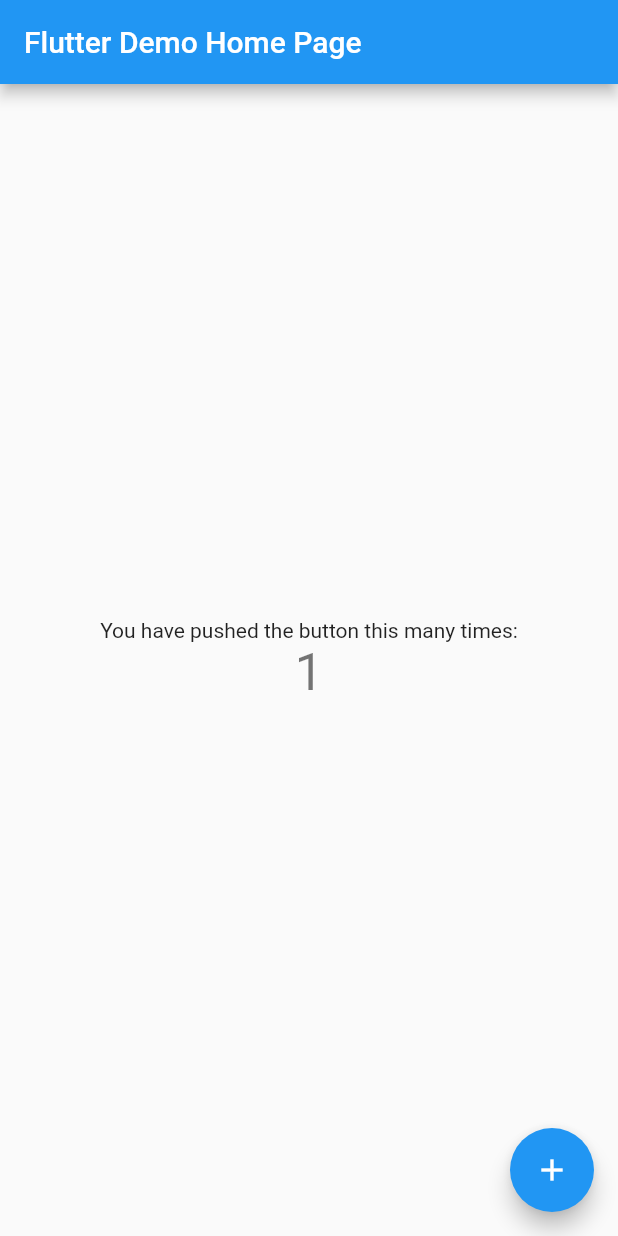
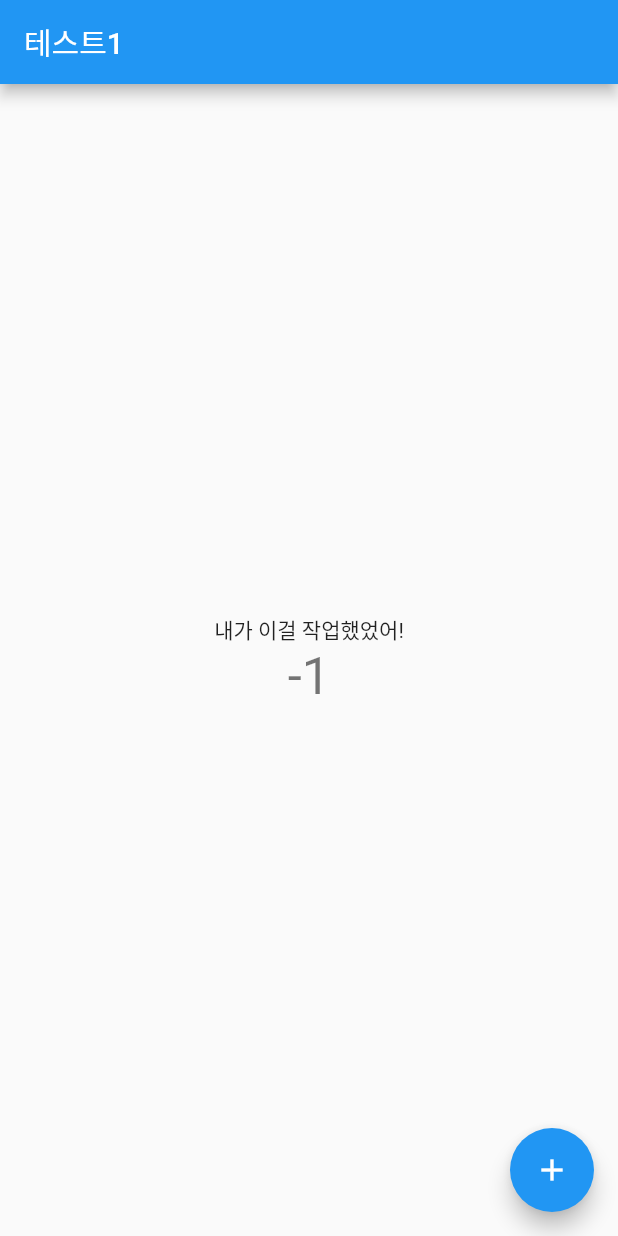
Before and after one commit to kmpkmp2/carrot-and-stck-app, a Flutter app: the MyHomePage screen opened directly, after a tap on the "add" icon, on a phone screen of 412 x 824 dp. Run offline on Flutter 3.47's test engine with Material 2 defaults, Android fonts, the phone set to English and light mode, and no system bars.

Commit message:
[MOD] 주석 제거 및 숫자 내려가기

```diff
--- a/lib/main.dart
+++ b/lib/main.dart
@@ -3,39 +3,20 @@ import 'package:flutter/material.dart';
 void main() => runApp(MyApp());
 
 class MyApp extends StatelessWidget {
-  // This widget is the root of your application.
   @override
   Widget build(BuildContext context) {
     return MaterialApp(
       title: 'Flutter Demo',
       theme: ThemeData(
-        // This is the theme of your application.
-        //
-        // Try running your application with "flutter run". You'll see the
-        // application has a blue toolbar. Then, without quitting the app, try
-        // changing the primarySwatch below to Colors.green and then invoke
-        // "hot reload" (press "r" in the console where you ran "flutter run",
-        // or simply save your changes to "hot reload" in a Flutter IDE).
-        // Notice that the counter didn't reset back to zero; the application
-        // is not restarted.
         primarySwatch: Colors.blue,
       ),
-      home: MyHomePage(title: 'Flutter Demo Home Page'),
+      home: MyHomePage(title: '테스트1'),
     );
   }
 }
 
 class MyHomePage extends StatefulWidget {
   MyHomePage({Key key, this.title}) : super(key: key);
-
-  // This widget is the home page of your application. It is stateful, meaning
-  // that it has a State object (defined below) that contains fields that affect
-  // how it looks.
-
-  // This class is the configuration for the state. It holds the values (in this
-  // case the title) provided by the parent (in this case the App widget) and
-  // used by the build method of the State. Fields in a Widget subclass are
-  // always marked "final".
 
   final String title;
 
@@ -48,51 +29,22 @@ class _MyHomePageState extends State<MyHomePage> {
 
   void _incrementCounter() {
     setState(() {
-      // This call to setState tells the Flutter framework that something has
-      // changed in this State, which causes it to rerun the build method below
-      // so that the display can reflect the updated values. If we changed
-      // _counter without calling setState(), then the build method would not be
-      // called again, and so nothing would appear to happen.
-      _counter++;
+      _counter--;
     });
   }
 
   @override
   Widget build(BuildContext context) {
-    // This method is rerun every time setState is called, for instance as done
-    // by the _incrementCounter method above.
-    //
-    // The Flutter framework has been optimized to make rerunning build methods
-    // fast, so that you can just rebuild anything that needs updating rather
-    // than having to individually change instances of widgets.
     return Scaffold(
       appBar: AppBar(
-        // Here we take the value from the MyHomePage object that was created by
-        // the App.build method, and use it to set our appbar title.
         title: Text(widget.title),
       ),
       body: Center(
-        // Center is a layout widget. It takes a single child and positions it
-        // in the middle of the parent.
         child: Column(
-          // Column is also a layout widget. It takes a list of children and
-          // arranges them vertically. By default, it sizes itself to fit its
-          // children horizontally, and tries to be as tall as its parent.
-          //
-          // Invoke "debug painting" (press "p" in the console, choose the
-          // "Toggle Debug Paint" action from the Flutter Inspector in Android
-          // Studio, or the "Toggle Debug Paint" command in Visual Studio Code)
-          // to see the wireframe for each widget.
-          //
-          // Column has various properties to control how it sizes itself and
-          // how it positions its children. Here we use mainAxisAlignment to
-          // center the children vertically; the main axis here is the vertical
-          // axis because Columns are vertical (the cross axis would be
-          // horizontal).
           mainAxisAlignment: MainAxisAlignment.center,
           children: <Widget>[
             Text(
-              'You have pushed the button this many times:',
+              '내가 이걸 작업했었어!',
             ),
             Text(
               '$_counter',
@@ -105,7 +57,7 @@ class _MyHomePageState extends State<MyHomePage> {
         onPressed: _incrementCounter,
         tooltip: 'Increment',
         child: Icon(Icons.add),
-      ), // This trailing comma makes auto-formatting nicer for build methods.
+      ),
     );
   }
 }
```
